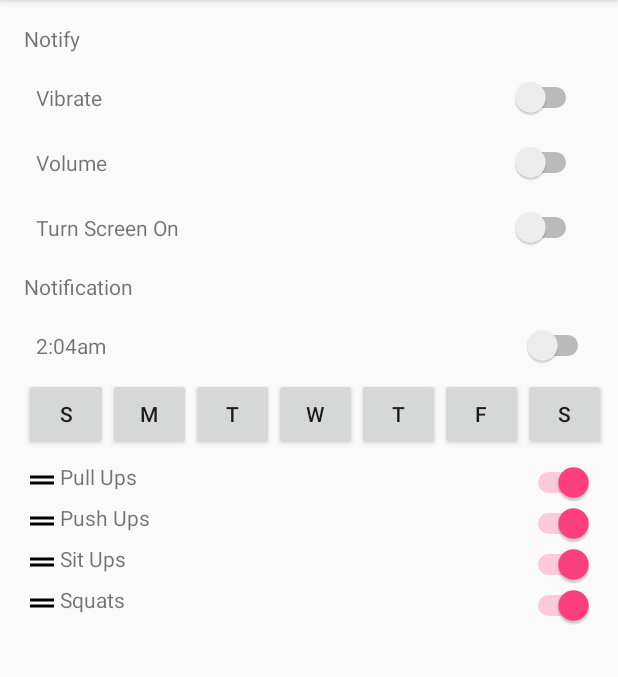
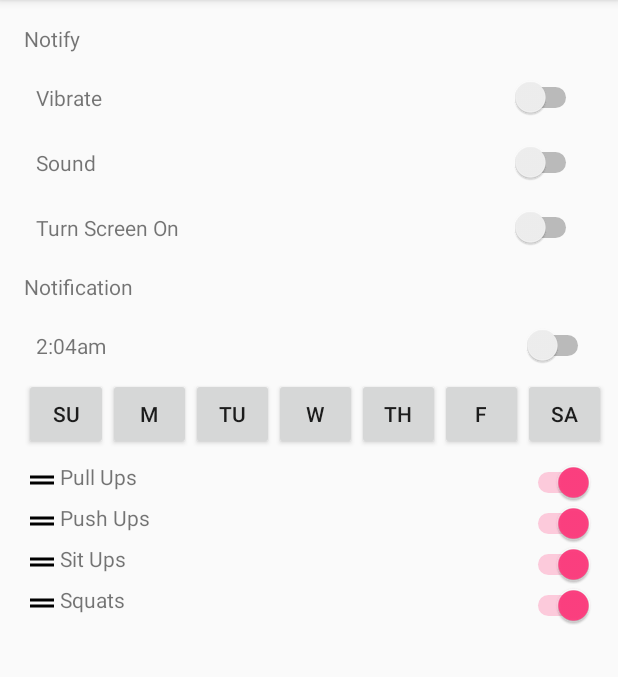
Before and after one commit to jesusCDev/AllWorkouts, an Android app: the SettingsActivity screen opened directly, with no data from a screen before it, on a phone screen of 412 x 824 dp, the part 84-761 px from its top. Run offline under Robolectric (Android 15) with nearby library versions, the phone set to English and light mode, and no system bars.

Commit message:
Updated settings values inorder to save them and default them when going to settings activity. Also have it save the settings for notifications. Should work next on changing buttons when clicked on. Also need to fix notification values next.

```diff
--- /dev/null
+++ b/app/src/main/java/com/allvens/allworkouts/DebuggingMethods.java
@@ -0,0 +1,14 @@
+package com.allvens.allworkouts;
+
+import android.util.Log;
+
+public class DebuggingMethods {
+
+    public static void pop(String message){
+        Log.d("Bug", message);
+    }
+
+    public static void pop(String bugKey, String message){
+        Log.d(bugKey, message);
+    }
+}
--- a/app/src/main/java/com/allvens/allworkouts/SettingsActivity.java
+++ b/app/src/main/java/com/allvens/allworkouts/SettingsActivity.java
@@ -4,12 +4,18 @@ import android.os.Bundle;
 import android.support.annotation.Nullable;
 import android.support.v7.app.AppCompatActivity;
 import android.view.View;
+import android.widget.Button;
+import android.widget.CompoundButton;
 import android.widget.LinearLayout;
+import android.widget.Switch;
 
+import com.allvens.allworkouts.data_manager.Preferences_Values;
 import com.allvens.allworkouts.data_manager.database.Workout_Wrapper;
-import com.allvens.allworkouts.settings_manager.WorkoutPos_Manager;
+import com.allvens.allworkouts.settings_manager.WorkoutPos.WorkoutPos_Manager;
 
 public class SettingsActivity extends AppCompatActivity{
+
+    private WorkoutPos_Manager manager;
 
     @Override
     protected void onCreate(@Nullable Bundle savedInstanceState) {
@@ -18,9 +24,19 @@ public class SettingsActivity extends AppCompatActivity{
 
         LinearLayout ll_settings_WorkoutPositions = findViewById(R.id.ll_settings_WorkoutPositions);
 
-        WorkoutPos_Manager manager = new WorkoutPos_Manager(this);
+        Switch sVibrate = findViewById(R.id.s_settings_Vibrate);
+        Switch sSound = findViewById(R.id.s_settings_Sound);
+        Switch sScreenOn = findViewById(R.id.s_settings_ScreenTurnOn);
+        Switch sNotification = findViewById(R.id.s_settings_Notification);
 
+
+        manager = new WorkoutPos_Manager(this);
+        manager.setUp_SettingsValues(sVibrate, sSound, sScreenOn, sNotification);
         manager.setUp_WorkoutsAndPositions(ll_settings_WorkoutPositions);
+
+        sVibrate.setOnCheckedChangeListener(manager.update_PrefSettings(Preferences_Values.VIBRATE_ON));
+        sSound.setOnCheckedChangeListener(manager.update_PrefSettings(Preferences_Values.SOUND_ON));
+        sScreenOn.setOnCheckedChangeListener(manager.update_PrefSettings(Preferences_Values.SCREEN_ON));
     }
 
     public void btnAction_ResetToDefaults(View view){
@@ -29,4 +45,12 @@ public class SettingsActivity extends AppCompatActivity{
         wrapper.delete_AllWorkouts();
         wrapper.close();
     }
+
+    public void btnAction_SetNotificationTime(View view){
+        manager.update_NotificationTime(view);
+    }
+
+    public void btnAction_setDayNotifications(View view){
+        manager.update_DayOfNotification(((Button)view).getText().toString());
+    }
 }
--- a/app/src/main/java/com/allvens/allworkouts/WorkoutSessionFinishActivity.java
+++ b/app/src/main/java/com/allvens/allworkouts/WorkoutSessionFinishActivity.java
@@ -12,7 +12,7 @@ import com.allvens.allworkouts.data_manager.WorkoutBasicsPrefs_Checker;
 import com.allvens.allworkouts.data_manager.database.WorkoutHistory_Info;
 import com.allvens.allworkouts.data_manager.database.Workout_Info;
 import com.allvens.allworkouts.data_manager.database.Workout_Wrapper;
-import com.allvens.allworkouts.settings_manager.WorkoutPosAndStatus;
+import com.allvens.allworkouts.settings_manager.WorkoutPos.WorkoutPosAndStatus;
 import com.allvens.allworkouts.workout_session.workouts.PullUps;
 import com.allvens.allworkouts.workout_session.workouts.PushUps;
 import com.allvens.allworkouts.workout_session.workouts.SitUps;
--- a/app/src/main/java/com/allvens/allworkouts/data_manager/Preferences_Values.java
+++ b/app/src/main/java/com/allvens/allworkouts/data_manager/Preferences_Values.java
@@ -13,4 +13,12 @@ public interface Preferences_Values {
     String SQT_STAT = "sqt_status";
     String SIT_POS = "sit_pos";
     String SIT_STAT = "sit_status";
+
+    String SOUND_ON = "sound_pref"; // boolean
+    String VIBRATE_ON = "vibrate_pref"; // boolean
+    String SCREEN_ON = "screen_on_pref"; // boolean
+    String NOTIFICATION_ON = "notifications_pref"; // boolean
+    String NOTIFICATION_TIME_HOUR = "notification_time_hour"; // int hour
+    String NOTIFICATION_TIME_MINTUE = "notification_time_min"; // int minute
+    String NOTIFICATION_DAYS = "notification_days"; // String 1 and 0 for on off for days.
 }
--- a/app/src/main/java/com/allvens/allworkouts/data_manager/WorkoutBasicsPrefs_Checker.java
+++ b/app/src/main/java/com/allvens/allworkouts/data_manager/WorkoutBasicsPrefs_Checker.java
@@ -7,7 +7,7 @@ import android.view.ViewGroup;
 
 import com.allvens.allworkouts.R;
 import com.allvens.allworkouts.assets.Constants;
-import com.allvens.allworkouts.settings_manager.WorkoutPosAndStatus;
+import com.allvens.allworkouts.settings_manager.WorkoutPos.WorkoutPosAndStatus;
 
 public class WorkoutBasicsPrefs_Checker {
 
--- a/app/src/main/java/com/allvens/allworkouts/home_manager/HomeManager.java
+++ b/app/src/main/java/com/allvens/allworkouts/home_manager/HomeManager.java
@@ -1,6 +1,7 @@
 package com.allvens.allworkouts.home_manager;
 
 import android.content.Context;
+import android.support.constraint.ConstraintLayout;
 import android.support.v7.widget.LinearLayoutCompat;
 import android.view.View;
 import android.widget.Button;
@@ -9,7 +10,7 @@ import android.widget.TextView;
 import com.allvens.allworkouts.assets.Constants;
 import com.allvens.allworkouts.assets.Start_WorkoutSession;
 import com.allvens.allworkouts.data_manager.WorkoutBasicsPrefs_Checker;
-import com.allvens.allworkouts.settings_manager.WorkoutPosAndStatus;
+import com.allvens.allworkouts.settings_manager.WorkoutPos.WorkoutPosAndStatus;
 
 public class HomeManager {
 
--- a/app/src/main/java/com/allvens/allworkouts/settings_manager/WorkoutPosAndStatus.java
+++ b/app/src/main/java/com/allvens/allworkouts/settings_manager/WorkoutPos/WorkoutPosAndStatus.java
@@ -1,4 +1,4 @@
-package com.allvens.allworkouts.settings_manager;
+package com.allvens.allworkouts.settings_manager.WorkoutPos;
 
 public class WorkoutPosAndStatus {
 
--- /dev/null
+++ b/app/src/main/java/com/allvens/allworkouts/settings_manager/WorkoutPos/WorkoutPos_Animation.java
@@ -0,0 +1,5 @@
+package com.allvens.allworkouts.settings_manager.WorkoutPos;
+
+public class WorkoutPos_Animation {
+
+}
--- a/app/src/main/java/com/allvens/allworkouts/settings_manager/WorkoutPos_DragListener.java
+++ b/app/src/main/java/com/allvens/allworkouts/settings_manager/WorkoutPos/WorkoutPos_DragListener.java
@@ -1,4 +1,4 @@
-package com.allvens.allworkouts.settings_manager;
+package com.allvens.allworkouts.settings_manager.WorkoutPos;
 
 import android.graphics.Color;
 import android.util.Log;
--- /dev/null
+++ b/app/src/main/java/com/allvens/allworkouts/settings_manager/WorkoutPos/WorkoutPos_Manager.java
@@ -0,0 +1,184 @@
+package com.allvens.allworkouts.settings_manager.WorkoutPos;
+
+import android.app.TimePickerDialog;
+import android.content.Context;
+import android.support.constraint.ConstraintLayout;
+import android.support.constraint.ConstraintSet;
+import android.view.View;
+import android.widget.CompoundButton;
+import android.widget.ImageView;
+import android.widget.LinearLayout;
+import android.widget.Switch;
+import android.widget.TextView;
+import android.widget.TimePicker;
+
+import com.allvens.allworkouts.DebuggingMethods;
+import com.allvens.allworkouts.R;
+import com.allvens.allworkouts.data_manager.Preferences_Values;
+import com.allvens.allworkouts.data_manager.SettingsPrefs_Checker;
+import com.allvens.allworkouts.data_manager.WorkoutBasicsPrefs_Checker;
+import com.allvens.allworkouts.settings_manager.Settings_UI_Manager;
+
+import java.util.Calendar;
+
+public class WorkoutPos_Manager {
+
+    private Context context;
+    private Settings_UI_Manager ui_manager;
+    private SettingsPrefs_Checker settingsPrefs;
+    private Switch[] posSwitches = new Switch[4];
+    private int switchPosTracker = 0;
+
+    public WorkoutPos_Manager(Context context){
+        this.context = context;
+        ui_manager = new Settings_UI_Manager();
+        settingsPrefs = new SettingsPrefs_Checker(context);
+    }
+
+    public void setUp_WorkoutsAndPositions(LinearLayout llWorkoutsAndPositions) {
+        WorkoutBasicsPrefs_Checker workout_basicsPrefs = new WorkoutBasicsPrefs_Checker(context);
+        WorkoutPos_TouchListener touchListener = new WorkoutPos_TouchListener(context);
+
+        for(WorkoutPosAndStatus allWorkoutsAndPositions: workout_basicsPrefs.get_WorkoutsPos(true)) {
+            llWorkoutsAndPositions.addView(create_WorkoutPosContainer(allWorkoutsAndPositions, touchListener, workout_basicsPrefs ));
+        }
+        check_AtleastOneSwitchOn();
+    }
+
+    public void setUp_SettingsValues(Switch sVibrate, Switch sSound, Switch sScreenOn, Switch sNotification) {
+
+        DebuggingMethods.pop("Working");
+        sVibrate.setChecked(settingsPrefs.get_PrefSetting(Preferences_Values.VIBRATE_ON));
+        sSound.setChecked(settingsPrefs.get_PrefSetting(Preferences_Values.SOUND_ON));
+        sScreenOn.setChecked(settingsPrefs.get_PrefSetting(Preferences_Values.SCREEN_ON));
+        sNotification.setChecked(settingsPrefs.get_PrefSetting(Preferences_Values.NOTIFICATION_ON));
+        DebuggingMethods.pop("Break");
+    }
+
+    private ConstraintLayout create_WorkoutPosContainer(final WorkoutPosAndStatus workout, WorkoutPos_TouchListener touchListener, final WorkoutBasicsPrefs_Checker workout_basicsPrefs){
+
+        ConstraintLayout container = new ConstraintLayout(context);
+        container.setId(workout.getResourceID());
+
+        container.setOnTouchListener(touchListener);
+        container.setOnDragListener(new WorkoutPos_DragListener(touchListener, workout_basicsPrefs));
+
+        ImageView ivDragHandle = new ImageView(context);
+        ivDragHandle.setImageResource(R.drawable.ic_drag_handle_black_24dp);
+        ivDragHandle.setId(R.id.btn_Pos_id);
+
+        TextView tvTitle = new TextView(context);
+        tvTitle.setId(R.id.tv_Pos_Id);
+        tvTitle.setText(workout.getName());
+
+        final Switch sTurnOffOn = new Switch(context);
+        sTurnOffOn.setId(R.id.s_Pos_Id);
+        sTurnOffOn.setChecked(workout.get_TurnOnStatus());
+        sTurnOffOn.setOnCheckedChangeListener(new CompoundButton.OnCheckedChangeListener() {
+            @Override
+            public void onCheckedChanged(CompoundButton buttonView, boolean isChecked) {
+                workout_basicsPrefs.update_WorkoutStatusPref(workout.getStatPrefKey(), isChecked);
+                check_AtleastOneSwitchOn();
+            }
+        });
+        posSwitches[switchPosTracker] = sTurnOffOn;
+        switchPosTracker++;
+
+        container.addView(ivDragHandle);
+        container.addView(tvTitle);
+        container.addView(sTurnOffOn);
+
+        ConstraintSet set = new ConstraintSet();
+        set.clone(container);
+
+        set.connect(ivDragHandle.getId(), ConstraintSet.LEFT, ConstraintSet.PARENT_ID, ConstraintSet.LEFT);
+        set.connect(tvTitle.getId(), ConstraintSet.START, ivDragHandle.getId(), ConstraintSet.END);
+        set.connect(sTurnOffOn.getId(), ConstraintSet.RIGHT, ConstraintSet.PARENT_ID, ConstraintSet.RIGHT);
+
+        set.applyTo(container);
+
+        return container;
+    }
+
+    private void check_AtleastOneSwitchOn(){
+        int onSwitches = 0;
+        for(Switch switchValue: posSwitches){
+            if(switchValue.isChecked()){
+                onSwitches++;
+            }
+        }
+
+        DebuggingMethods.pop("Switches On: " + onSwitches);
+
+        if(onSwitches == 1){
+            for(Switch switchValue: posSwitches){
+                if(switchValue.isChecked()){
+                    switchValue.setClickable(false);
+                }
+            }
+        }else{
+            for(Switch switchValue: posSwitches){
+                if(!switchValue.isClickable()){
+                    switchValue.setClickable(true);
+                }
+            }
+        }
+    }
+
+    public void update_NotificationTime(final View view) {
+        Calendar currentTime = Calendar.getInstance();
+        int hour = currentTime.get(Calendar.HOUR_OF_DAY);
+        int minute = currentTime.get(Calendar.MINUTE);
+
+
+        TimePickerDialog mTimePicker;
+        mTimePicker = new TimePickerDialog(context, new TimePickerDialog.OnTimeSetListener() {
+            @Override
+            public void onTimeSet(TimePicker timePicker, int selectedHour, int selectedMinute) {
+                ui_manager.update_TimeStamp(((TextView)view), selectedHour, selectedMinute);
+                set_TimeForNotification(selectedHour, selectedMinute);
+            }
+        }, hour, minute, false);//Yes 24 hour time
+        mTimePicker.setTitle("Select Time");
+        mTimePicker.show();
+    }
+
+    private void set_TimeForNotification(int hour, int minute){
+        settingsPrefs.update_NotificationTime(hour, minute);
+    }
+
+    public void update_DayOfNotification(String day) {
+        switch (day.toLowerCase()){
+            case "su":
+                settingsPrefs.update_NotificationDay(0);
+                break;
+            case "m":
+                settingsPrefs.update_NotificationDay(1);
+                break;
+            case "tu":
+                settingsPrefs.update_NotificationDay(2);
+                break;
+            case "w":
+                settingsPrefs.update_NotificationDay(3);
+                break;
+            case "th":
+                settingsPrefs.update_NotificationDay(4);
+                break;
+            case "f":
+                settingsPrefs.update_NotificationDay(5);
+                break;
+            default:
+                settingsPrefs.update_NotificationDay(6);
+                break;
+        }
+    }
+
+    public CompoundButton.OnCheckedChangeListener update_PrefSettings(final String prefKey){
+        return new CompoundButton.OnCheckedChangeListener() {
+            @Override
+            public void onCheckedChanged(CompoundButton buttonView, boolean isChecked) {
+                settingsPrefs.update_PrefSetting(prefKey, isChecked);
+            }
+        };
+    }
+}
--- a/app/src/main/java/com/allvens/allworkouts/settings_manager/WorkoutPos_TouchListener.java
+++ b/app/src/main/java/com/allvens/allworkouts/settings_manager/WorkoutPos/WorkoutPos_TouchListener.java
@@ -1,4 +1,4 @@
-package com.allvens.allworkouts.settings_manager;
+package com.allvens.allworkouts.settings_manager.WorkoutPos;
 
 import android.content.ClipData;
 import android.content.Context;
--- a/app/src/main/java/com/allvens/allworkouts/settings_manager/WorkoutPos_Animation.java
+++ /dev/null
@@ -1,5 +0,0 @@
-package com.allvens.allworkouts.settings_manager;
-
-public class WorkoutPos_Animation {
-
-}
--- a/app/src/main/java/com/allvens/allworkouts/settings_manager/WorkoutPos_Manager.java
+++ /dev/null
@@ -1,110 +0,0 @@
-package com.allvens.allworkouts.settings_manager;
-
-import android.content.Context;
-import android.support.constraint.ConstraintLayout;
-import android.support.constraint.ConstraintSet;
-import android.util.Log;
-import android.widget.CompoundButton;
-import android.widget.ImageView;
-import android.widget.LinearLayout;
-import android.widget.Switch;
-import android.widget.TextView;
-
-import com.allvens.allworkouts.R;
-import com.allvens.allworkouts.data_manager.WorkoutBasicsPrefs_Checker;
-
-public class WorkoutPos_Manager {
-
-    private Context context;
-
-    public WorkoutPos_Manager(Context context){
-        this.context = context;
-    }
-
-    public void setUp_WorkoutsAndPositions(LinearLayout llWorkoutsAndPositions) {
-        WorkoutBasicsPrefs_Checker workout_basicsPrefs = new WorkoutBasicsPrefs_Checker(context);
-        WorkoutPos_TouchListener touchListener = new WorkoutPos_TouchListener(context);
-
-        for(WorkoutPosAndStatus allWorkoutsAndPositions: workout_basicsPrefs.get_WorkoutsPos(true)) {
-            llWorkoutsAndPositions.addView(create_WorkoutPosContainer(allWorkoutsAndPositions, touchListener, workout_basicsPrefs ));
-        }
-    }
-
-    private ConstraintLayout create_WorkoutPosContainer(final WorkoutPosAndStatus workout, WorkoutPos_TouchListener touchListener, final WorkoutBasicsPrefs_Checker workout_basicsPrefs ){
-
-        ConstraintLayout container = new ConstraintLayout(context);
-        container.setId(workout.getResourceID());
-
-        container.setOnTouchListener(touchListener);
-        container.setOnDragListener(new WorkoutPos_DragListener(touchListener, workout_basicsPrefs));
-
-//        // todo passing this is wrong because it is only listening to the last object
-//        container.setOnTouchListener(touchListener);
-//        container.setOnDragListener(new WorkoutPos_DragListener(touchListener));
-
-//        container.setOnTouchListener(new View.OnTouchListener() {
-//            @Override
-//            public boolean onTouch(View v, MotionEvent event) {
-//
-//                pop("CALLED");
-//
-//                int index;
-//                        v.setBackgroundColor(Color.RED);
-//
-//                switch (event.getAction()){
-//                    case MotionEvent.ACTION_UP:
-//                        pop("MOVED UP");
-//                        index = llWorkoutsAndPositions.indexOfChild(v);
-//                        llWorkoutsAndPositions.removeView(v);
-//                        llWorkoutsAndPositions.addView(v, index--);
-//                        break;
-//                    case MotionEvent.ACTION_SCROLL:
-//                        pop("MOVED DOWN");
-//                        index = llWorkoutsAndPositions.indexOfChild(v);
-//                        llWorkoutsAndPositions.removeView(v);
-//                        llWorkoutsAndPositions.addView(v, index++);
-//                        break;
-//                }
-//
-//                return false;
-//            }
-//        });
-
-        ImageView ivDragHandle = new ImageView(context);
-        ivDragHandle.setImageResource(R.drawable.ic_drag_handle_black_24dp);
-        ivDragHandle.setId(R.id.btn_Pos_id);
-
-        TextView tvTitle = new TextView(context);
-        tvTitle.setId(R.id.tv_Pos_Id);
-        tvTitle.setText(workout.getName());
-
-        Switch sTurnOffOn = new Switch(context);
-        sTurnOffOn.setId(R.id.s_Pos_Id);
-        sTurnOffOn.setChecked(workout.get_TurnOnStatus());
-        sTurnOffOn.setOnCheckedChangeListener(new CompoundButton.OnCheckedChangeListener() {
-            @Override
-            public void onCheckedChanged(CompoundButton buttonView, boolean isChecked) {
-                workout_basicsPrefs.update_WorkoutStatusPref(workout.getStatPrefKey(), isChecked);
-            }
-        });
-
-        container.addView(ivDragHandle);
-        container.addView(tvTitle);
-        container.addView(sTurnOffOn);
-
-        ConstraintSet set = new ConstraintSet();
-        set.clone(container);
-
-        set.connect(ivDragHandle.getId(), ConstraintSet.LEFT, ConstraintSet.PARENT_ID, ConstraintSet.LEFT);
-        set.connect(tvTitle.getId(), ConstraintSet.START, ivDragHandle.getId(), ConstraintSet.END);
-        set.connect(sTurnOffOn.getId(), ConstraintSet.RIGHT, ConstraintSet.PARENT_ID, ConstraintSet.RIGHT);
-
-        set.applyTo(container);
-
-        return container;
-    }
-
-    private void pop(String message){
-        Log.d("Bug", message);
-    }
-}
--- a/app/src/main/res/layout/acitivty_settings.xml
+++ b/app/src/main/res/layout/acitivty_settings.xml
@@ -2,6 +2,7 @@
 <android.support.constraint.ConstraintLayout
     xmlns:android="http://schemas.android.com/apk/res/android"
     xmlns:app="http://schemas.android.com/apk/res-auto"
+    xmlns:tools="http://schemas.android.com/tools"
     android:layout_width="match_parent"
     android:layout_height="match_parent"
     android:orientation="vertical"
@@ -46,7 +47,7 @@
                 app:layout_constraintTop_toTopOf="parent" />
 
             <Switch
-                android:id="@+id/s3"
+                android:id="@+id/s_settings_Vibrate"
                 android:layout_width="wrap_content"
                 android:layout_height="wrap_content"
                 android:layout_marginBottom="8dp"
@@ -68,13 +69,13 @@
                 android:layout_marginBottom="8dp"
                 android:layout_marginStart="8dp"
                 android:layout_marginTop="8dp"
-                android:text="Volume"
+                android:text="Sound"
                 app:layout_constraintBottom_toBottomOf="parent"
                 app:layout_constraintStart_toStartOf="parent"
                 app:layout_constraintTop_toTopOf="parent" />
 
             <Switch
-                android:id="@+id/s2"
+                android:id="@+id/s_settings_Sound"
                 android:layout_width="wrap_content"
                 android:layout_height="wrap_content"
                 android:layout_marginBottom="8dp"
@@ -102,7 +103,7 @@
                 app:layout_constraintTop_toTopOf="parent" />
 
             <Switch
-                android:id="@+id/switch1"
+                android:id="@+id/s_settings_ScreenTurnOn"
                 android:layout_width="wrap_content"
                 android:layout_height="wrap_content"
                 android:layout_marginBottom="8dp"
@@ -147,20 +148,23 @@
                 android:layout_marginStart="8dp"
                 android:layout_marginTop="8dp"
                 android:text="2:04am"
+                android:onClick="btnAction_SetNotificationTime"
                 app:layout_constraintBottom_toBottomOf="parent"
                 app:layout_constraintStart_toStartOf="parent"
                 app:layout_constraintTop_toTopOf="parent" />
 
             <Switch
-                android:id="@+id/switch2"
+                android:id="@+id/s_settings_Notification"
                 android:layout_width="wrap_content"
                 android:layout_height="wrap_content"
                 android:layout_marginBottom="8dp"
                 android:layout_marginEnd="8dp"
                 android:layout_marginTop="8dp"
+                android:checked="false"
                 app:layout_constraintBottom_toBottomOf="parent"
                 app:layout_constraintEnd_toEndOf="parent"
-                app:layout_constraintTop_toTopOf="parent" />
+                app:layout_constraintTop_toTopOf="parent"
+                tools:checked="false" />
         </android.support.constraint.ConstraintLayout>
 
         <LinearLayout
@@ -173,13 +177,15 @@
                 android:layout_width="wrap_content"
                 android:layout_height="wrap_content"
                 android:layout_weight="1"
-                android:text="S" />
+                android:onClick="btnAction_setDayNotifications"
+                android:text="SU" />
 
             <Button
                 android:id="@+id/button11"
                 android:layout_width="wrap_content"
                 android:layout_height="wrap_content"
                 android:layout_weight="1"
+                android:onClick="btnAction_setDayNotifications"
                 android:text="M" />
 
             <Button
@@ -187,13 +193,15 @@
                 android:layout_width="wrap_content"
                 android:layout_height="wrap_content"
                 android:layout_weight="1"
-                android:text="T" />
+                android:onClick="btnAction_setDayNotifications"
+                android:text="TU" />
 
             <Button
                 android:id="@+id/button9"
                 android:layout_width="wrap_content"
                 android:layout_height="wrap_content"
                 android:layout_weight="1"
+                android:onClick="btnAction_setDayNotifications"
                 android:text="W" />
 
             <Button
@@ -201,13 +209,15 @@
                 android:layout_width="wrap_content"
                 android:layout_height="wrap_content"
                 android:layout_weight="1"
-                android:text="T" />
+                android:onClick="btnAction_setDayNotifications"
+                android:text="TH" />
 
             <Button
                 android:id="@+id/button4"
                 android:layout_width="wrap_content"
                 android:layout_height="wrap_content"
                 android:layout_weight="1"
+                android:onClick="btnAction_setDayNotifications"
                 android:text="F" />
 
             <Button
@@ -215,7 +225,8 @@
                 android:layout_width="wrap_content"
                 android:layout_height="wrap_content"
                 android:layout_weight="1"
-                android:text="S" />
+                android:onClick="btnAction_setDayNotifications"
+                android:text="SA" />
         </LinearLayout>
     </LinearLayout>
 
```
Also changed, not shown: app/src/main/java/com/allvens/allworkouts/data_manager/SettingsPrefs_Checker.java (+35 -0 lines), app/src/main/java/com/allvens/allworkouts/settings_manager/Settings_UI_Manager.java (added, +41 -0 lines), app/src/main/java/com/allvens/allworkouts/workout_session/WorkoutSession_Manager.java (+0 -8 lines).
